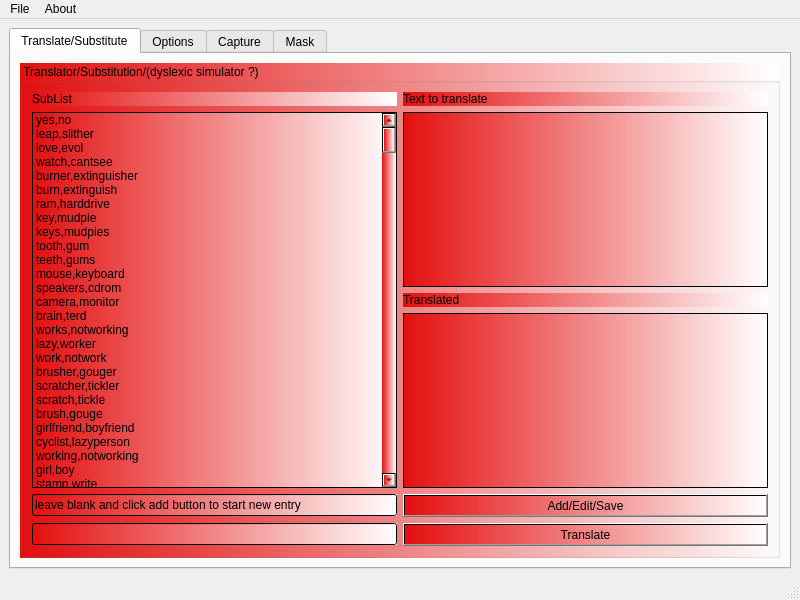
Before: the Qt Designer form mainwindow.ui in netpipe/RightHand, drawn with Qt 5.
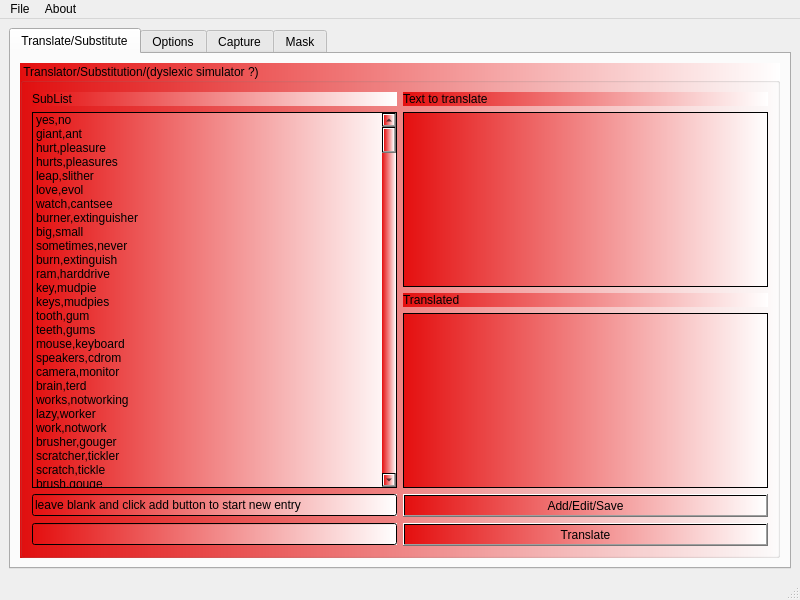
After: the same form once the commit is applied.

What changed in the file:
```diff
--- a/mainwindow.ui
+++ b/mainwindow.ui
@@ -98,6 +98,21 @@
                <string>yes,no</string>
               </property>
              </item>
+             <item>
+              <property name="text">
+               <string>giant,ant</string>
+              </property>
+             </item>
+             <item>
+              <property name="text">
+               <string>hurt,pleasure</string>
+              </property>
+             </item>
+             <item>
+              <property name="text">
+               <string>hurts,pleasures</string>
+              </property>
+             </item>
              <item>
               <property name="text">
                <string>leap,slither</string>
@@ -118,6 +133,16 @@
                <string>burner,extinguisher</string>
               </property>
              </item>
+             <item>
+              <property name="text">
+               <string>big,small</string>
+              </property>
+             </item>
+             <item>
+              <property name="text">
+               <string>sometimes,never</string>
+              </property>
+             </item>
              <item>
               <property name="text">
                <string>burn,extinguish</string>
```
